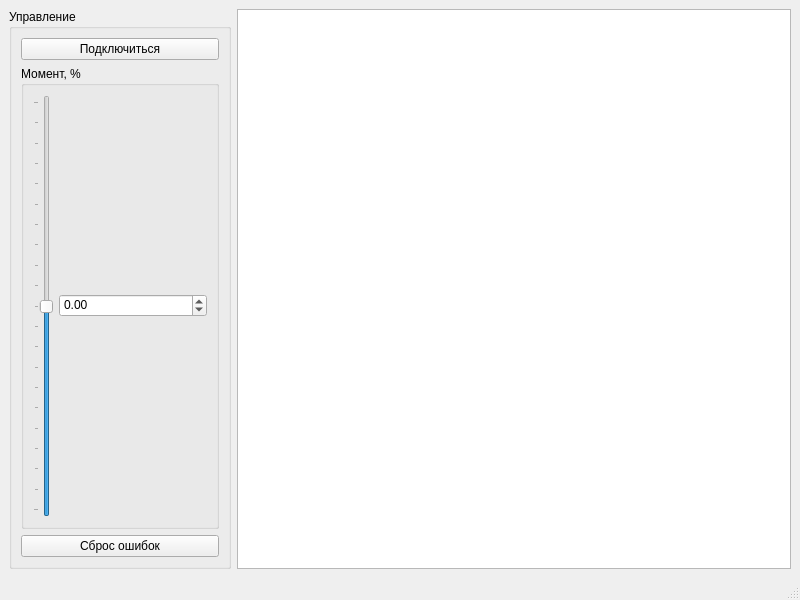
This is VMU_monitor.ui in hochu-leto/EVIS as Qt 5 draws it before an edit. The edited form follows.
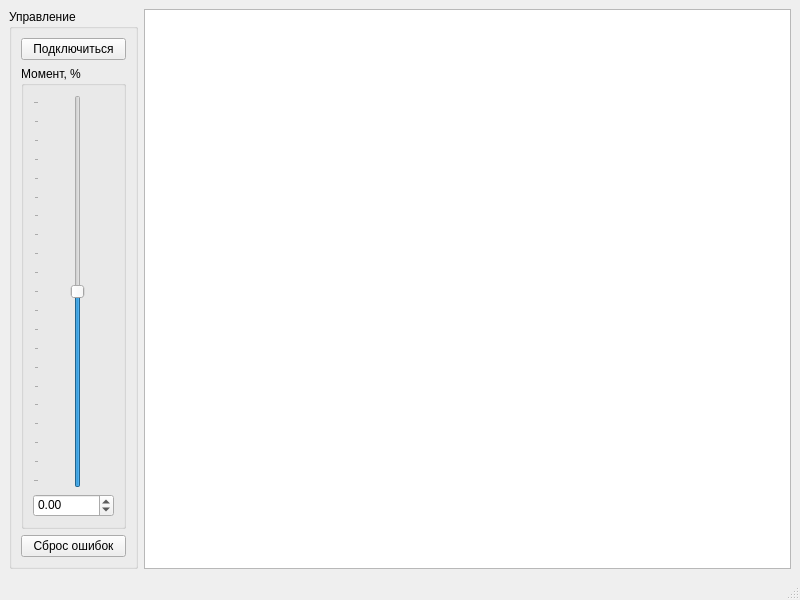
This is the edited form.

```diff
--- a/VMU_monitor.ui
+++ b/VMU_monitor.ui
@@ -26,7 +26,7 @@
    <set>QMainWindow::AnimatedDocks</set>
   </property>
   <widget class="QWidget" name="centralwidget">
-   <layout class="QHBoxLayout" name="horizontalLayout" stretch="2,5">
+   <layout class="QHBoxLayout" name="horizontalLayout" stretch="1,5">
     <item>
      <widget class="QGroupBox" name="groupBox">
       <property name="title">
@@ -45,11 +45,11 @@
          <property name="title">
           <string>Момент, %</string>
          </property>
-         <layout class="QHBoxLayout" name="horizontalLayout_2" stretch="0,10">
+         <layout class="QVBoxLayout" name="verticalLayout_2" stretch="0,10">
           <item>
-           <widget class="QSlider" name="verticalSlider">
+           <widget class="QSlider" name="power_slider">
             <property name="sizePolicy">
-             <sizepolicy hsizetype="Maximum" vsizetype="Expanding">
+             <sizepolicy hsizetype="Preferred" vsizetype="Expanding">
               <horstretch>0</horstretch>
               <verstretch>0</verstretch>
              </sizepolicy>
@@ -75,7 +75,7 @@
            </widget>
           </item>
           <item>
-           <widget class="QDoubleSpinBox" name="doubleSpinBox">
+           <widget class="QDoubleSpinBox" name="power_spinbox">
             <property name="sizePolicy">
              <sizepolicy hsizetype="MinimumExpanding" vsizetype="Fixed">
               <horstretch>0</horstretch>
@@ -104,7 +104,7 @@
      </widget>
     </item>
     <item>
-     <widget class="QTableView" name="vmu_params_table"/>
+     <widget class="QTableWidget" name="vmu_param_table"/>
     </item>
    </layout>
   </widget>
```
Left out of the diff: 4 changed lines with no effect on the pictures.
